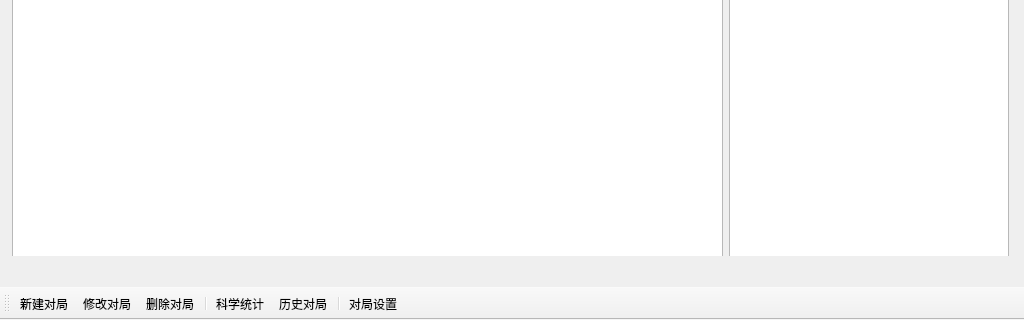
The window that UI/mainwindow.ui (JikanHou/MajCalc) describes before a commit, drawn with Qt 5; both pictures show x 0 to 1024 and y 448 to 768 of the 1024 by 768 pixel window.
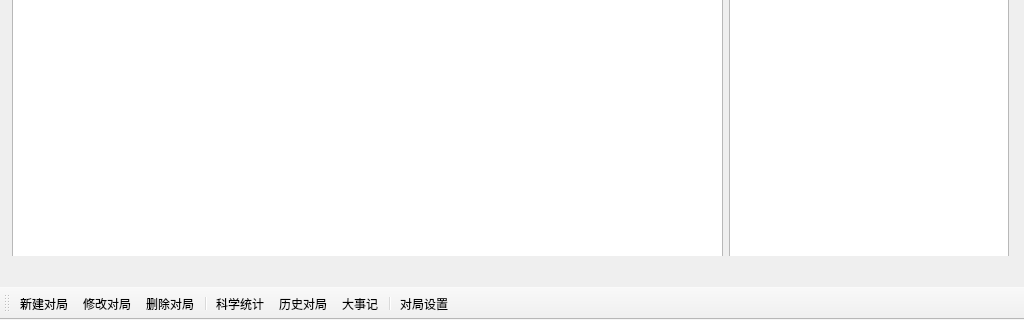
The same window after the commit. Icons and pictures are not drawn.

What changed in the file:
```diff
--- a/UI/mainwindow.ui
+++ b/UI/mainwindow.ui
@@ -306,6 +306,7 @@
    <addaction name="separator"/>
    <addaction name="resultStatistic"/>
    <addaction name="gameHistory"/>
+   <addaction name="bigEvent"/>
    <addaction name="separator"/>
    <addaction name="settings"/>
   </widget>
```
Left out of the diff: 3 changed lines with no effect on the pictures.
